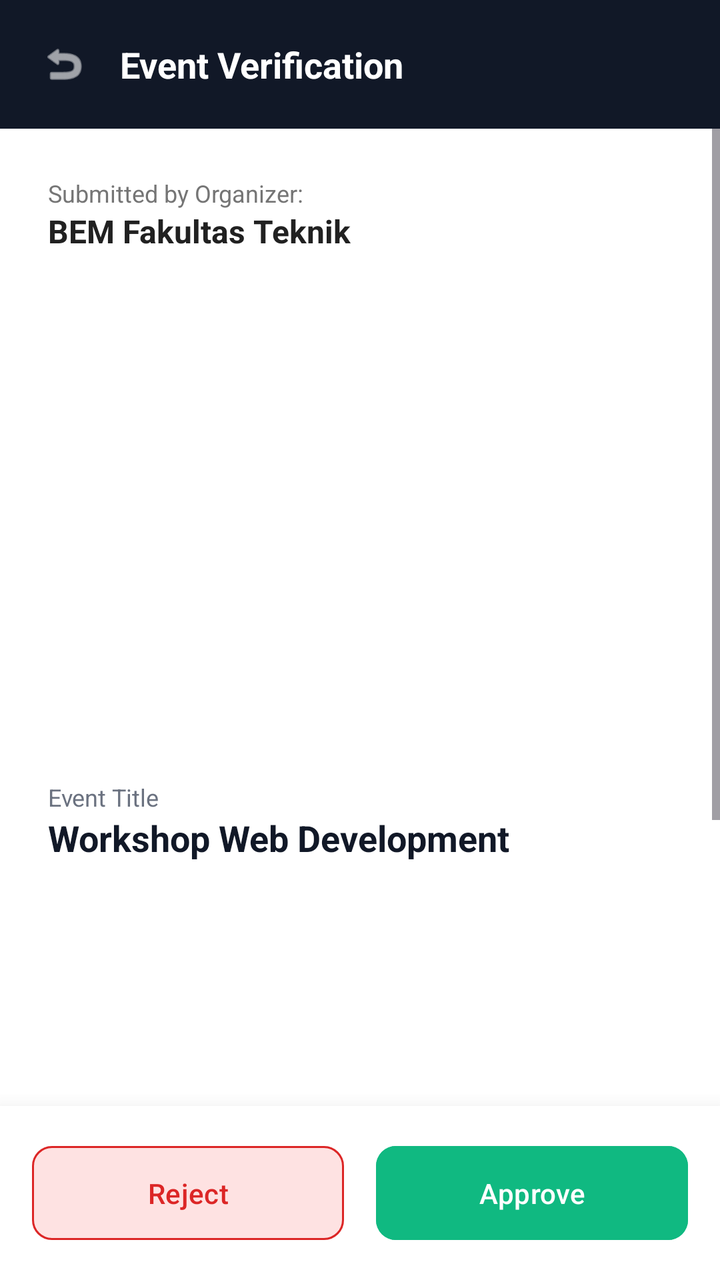
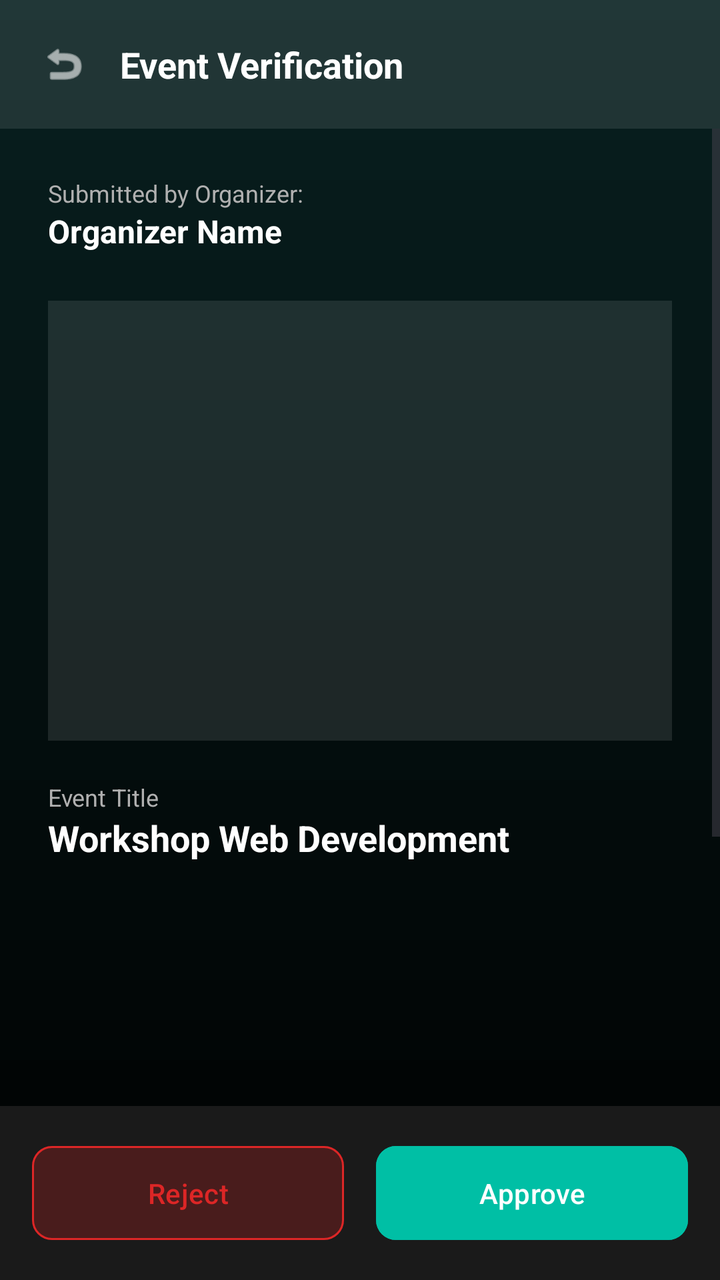

An Android layout rendered at two revisions. The XML below is the earlier revision; the diff shows what the commit changed to produce the second picture.
<!-- AndroidManifest.xml: application theme Theme.CampusConnectProject -->
<!-- res/layout/activity_verify_event.xml -->
<?xml version="1.0" encoding="utf-8"?>
<androidx.constraintlayout.widget.ConstraintLayout
    xmlns:android="http://schemas.android.com/apk/res/android"
    xmlns:app="http://schemas.android.com/apk/res-auto"
    android:layout_width="match_parent"
    android:layout_height="match_parent"
    android:background="@color/bg_utama">

    <LinearLayout
        android:id="@+id/headerVerify"
        android:layout_width="match_parent"
        android:layout_height="wrap_content"
        android:background="@color/bg_header_admin"
        android:orientation="horizontal"
        android:padding="20dp"
        android:gravity="center_vertical"
        app:layout_constraintTop_toTopOf="parent">

        <ImageView
            android:id="@+id/btnBackVerify"
            android:layout_width="24dp"
            android:layout_height="24dp"
            android:src="@android:drawable/ic_menu_revert"
            app:tint="@color/white" />

        <TextView
            android:layout_width="wrap_content"
            android:layout_height="wrap_content"
            android:layout_marginStart="16dp"
            android:text="Event Verification"
            android:textColor="#FFFFFF"
            android:textSize="18sp"
            android:textStyle="bold" />
    </LinearLayout>

    <ScrollView
        android:layout_width="match_parent"
        android:layout_height="0dp"
        app:layout_constraintTop_toBottomOf="@id/headerVerify"
        app:layout_constraintBottom_toTopOf="@id/bottomVerifyBar">

        <LinearLayout
            android:layout_width="match_parent"
            android:layout_height="wrap_content"
            android:orientation="vertical"
            android:padding="24dp">

            <TextView
                android:layout_width="wrap_content"
                android:layout_height="wrap_content"
                android:text="Submitted by Organizer:"
                android:textColor="@color/teks_sekunder"
                android:textSize="12sp" />
            <TextView
                android:id="@+id/tvVerifyOrganizer"
                android:layout_width="wrap_content"
                android:layout_height="wrap_content"
                android:text="BEM Fakultas Teknik"
                android:textColor="@color/teks_utama"
                android:textSize="16sp"
                android:textStyle="bold"
                android:layout_marginBottom="24dp"/>
            <ImageView
                android:id="@+id/imgVerifyPoster"
                android:layout_width="match_parent"
                android:layout_height="220dp"
                android:scaleType="centerCrop"
                android:layout_marginBottom="20dp"/>

            
            <TextView
                android:layout_width="wrap_content"
                android:layout_height="wrap_content"
                android:text="Event Title"
                android:textColor="#6B7280"
                android:textSize="12sp" />
            <TextView
                android:id="@+id/tvVerifyTitle"
                android:layout_width="wrap_content"
                android:layout_height="wrap_content"
                android:text="Workshop Web Development"
                android:textColor="#111827"
                android:textSize="18sp"
                android:textStyle="bold"
                android:layout_marginBottom="16dp"/>
            <TextView
                android:id="@+id/tvVerifyCategory"
                android:layout_width="wrap_content"
                android:layout_height="wrap_content"
                android:textColor="#6B7280"
                android:textSize="14sp"/>

            <TextView
                android:id="@+id/tvVerifyLocation"
                android:layout_width="wrap_content"
                android:layout_height="wrap_content"
                android:textColor="#6B7280"
                android:textSize="14sp"/>

            <TextView
                android:id="@+id/tvVerifyCapacity"
                android:layout_width="wrap_content"
                android:layout_height="wrap_content"
                android:textColor="#6B7280"
                android:textSize="14sp"
                android:layout_marginBottom="16dp"/>

            <TextView
                android:id="@+id/tvVerifyPrice"
                android:layout_width="wrap_content"
                android:layout_height="wrap_content"
                android:textColor="#6B7280"
                android:textSize="14sp"/>

            <TextView
                android:id="@+id/tvVerifyPaymentType"
                android:layout_width="wrap_content"
                android:layout_height="wrap_content"
                android:textColor="#6B7280"
                android:textSize="14sp"/>

            <TextView
                android:id="@+id/tvVerifyPaymentInfo"
                android:layout_width="match_parent"
                android:layout_height="wrap_content"
                android:textColor="#6B7280"
                android:textSize="14sp"
                android:layout_marginBottom="16dp"/>

            <TextView
                android:id="@+id/tvVerifyEventDate"
                android:layout_width="wrap_content"
                android:layout_height="wrap_content"
                android:layout_marginBottom="16dp"
                android:text="Start : -"
                android:textColor="#6B7280"
                android:textSize="14sp"/>

            <TextView
                android:layout_width="wrap_content"
                android:layout_height="wrap_content"
                android:text="Status"
                android:textColor="#6B7280"
                android:textSize="12sp" />

            <TextView
                android:id="@+id/tvVerifyStatus"
                android:layout_width="wrap_content"
                android:layout_height="wrap_content"
                android:layout_marginBottom="16dp"
                android:text="PENDING"
                android:textColor="#F59E0B"
                android:textSize="14sp"
                android:textStyle="bold" />

            <TextView
                android:layout_width="wrap_content"
                android:layout_height="wrap_content"
                android:text="Description Preview"
                android:textColor="#6B7280"
                android:textSize="12sp" />
            <TextView
                android:id="@+id/tvVerifyDesc"
                android:layout_width="match_parent"
                android:layout_height="wrap_content"
                android:text="Workshop ini ditujukan untuk pemula yang ingin belajar..."
                android:textColor="#111827"
                android:textSize="14sp" />
        </LinearLayout>
    </ScrollView>

    
    <LinearLayout
        android:id="@+id/bottomVerifyBar"
        android:layout_width="match_parent"
        android:layout_height="wrap_content"
        android:orientation="horizontal"
        android:padding="16dp"
        android:background="@color/bg_utama"
        android:elevation="16dp"
        app:layout_constraintBottom_toBottomOf="parent">

        <Button
            android:id="@+id/btnReject"
            android:layout_width="0dp"
            android:layout_height="55dp"
            android:layout_weight="1"
            android:layout_marginEnd="8dp"
            android:backgroundTint="@color/bg_tolak"
            android:text="Reject"
            android:textAllCaps="false"
            android:textColor="@color/teks_tolak"
            app:cornerRadius="10dp"
            app:strokeColor="@color/teks_tolak"
            app:strokeWidth="1dp" />

        <Button
            android:id="@+id/btnApprove"
            android:layout_width="0dp"
            android:layout_height="55dp"
            android:layout_weight="1"
            android:layout_marginStart="8dp"
            android:backgroundTint="@color/bg_terima"
            android:text="Approve"
            android:textAllCaps="false"
            android:textColor="@color/white"
            app:cornerRadius="10dp" />
    </LinearLayout>
</androidx.constraintlayout.widget.ConstraintLayout>
<!-- resources referenced by this layout -->
<resources>
  <color name="bg_header_admin">#111827</color>
  <color name="bg_terima">#10B981</color>
  <color name="bg_tolak">#FEE2E2</color>
  <color name="bg_utama">#FFFFFF</color>
  <color name="teks_sekunder">#757575</color>
  <color name="teks_tolak">#DC2626</color>
  <color name="teks_utama">#212121</color>
  <color name="white">#FFFFFFFF</color>
  <style name="Theme.CampusConnectProject" parent="Base.Theme.CampusConnectProject" />
  <style name="Base.Theme.CampusConnectProject" parent="Theme.Material3.DayNight.NoActionBar">
          <item name="android:forceDarkAllowed" tools:targetApi="q">false</item>
      </style>
</resources>

<!-- the commit's change to res/layout/activity_verify_event.xml (unified diff, before → after) -->
@@ -4,13 +4,13 @@
     xmlns:app="http://schemas.android.com/apk/res-auto"
     android:layout_width="match_parent"
     android:layout_height="match_parent"
-    android:background="@color/bg_utama">
+    android:background="@drawable/bg_main_gradient">
 
     <LinearLayout
         android:id="@+id/headerVerify"
         android:layout_width="match_parent"
         android:layout_height="wrap_content"
-        android:background="@color/bg_header_admin"
+        android:background="#1AFFFFFF"
         android:orientation="horizontal"
         android:padding="20dp"
         android:gravity="center_vertical"
@@ -49,14 +49,14 @@
                 android:layout_width="wrap_content"
                 android:layout_height="wrap_content"
                 android:text="Submitted by Organizer:"
-                android:textColor="@color/teks_sekunder"
+                android:textColor="#B0B0B0"
                 android:textSize="12sp" />
             <TextView
                 android:id="@+id/tvVerifyOrganizer"
                 android:layout_width="wrap_content"
                 android:layout_height="wrap_content"
-                android:text="BEM Fakultas Teknik"
-                android:textColor="@color/teks_utama"
+                android:text="Organizer Name"
+                android:textColor="@color/white"
                 android:textSize="16sp"
                 android:textStyle="bold"
                 android:layout_marginBottom="24dp"/>
@@ -65,43 +65,44 @@
                 android:layout_width="match_parent"
                 android:layout_height="220dp"
                 android:scaleType="centerCrop"
+                android:background="#1AFFFFFF"
                 android:layout_marginBottom="20dp"/>
 
-            
             <TextView
                 android:layout_width="wrap_content"
                 android:layout_height="wrap_content"
                 android:text="Event Title"
-                android:textColor="#6B7280"
+                android:textColor="#B0B0B0"
                 android:textSize="12sp" />
             <TextView
                 android:id="@+id/tvVerifyTitle"
                 android:layout_width="wrap_content"
                 android:layout_height="wrap_content"
                 android:text="Workshop Web Development"
-                android:textColor="#111827"
+                android:textColor="@color/white"
                 android:textSize="18sp"
                 android:textStyle="bold"
                 android:layout_marginBottom="16dp"/>
+
             <TextView
                 android:id="@+id/tvVerifyCategory"
                 android:layout_width="wrap_content"
                 android:layout_height="wrap_content"
-                android:textColor="#6B7280"
+                android:textColor="#CCFFFFFF"
                 android:textSize="14sp"/>
 
             <TextView
                 android:id="@+id/tvVerifyLocation"
                 android:layout_width="wrap_content"
                 android:layout_height="wrap_content"
-                android:textColor="#6B7280"
+                android:textColor="#CCFFFFFF"
                 android:textSize="14sp"/>
 
             <TextView
                 android:id="@+id/tvVerifyCapacity"
                 android:layout_width="wrap_content"
                 android:layout_height="wrap_content"
-                android:textColor="#6B7280"
+                android:textColor="#CCFFFFFF"
                 android:textSize="14sp"
                 android:layout_marginBottom="16dp"/>
 
@@ -109,21 +110,21 @@
                 android:id="@+id/tvVerifyPrice"
                 android:layout_width="wrap_content"
                 android:layout_height="wrap_content"
-                android:textColor="#6B7280"
+                android:textColor="#CCFFFFFF"
                 android:textSize="14sp"/>
 
             <TextView
                 android:id="@+id/tvVerifyPaymentType"
                 android:layout_width="wrap_content"
                 android:layout_height="wrap_content"
-                android:textColor="#6B7280"
+                android:textColor="#CCFFFFFF"
                 android:textSize="14sp"/>
 
             <TextView
                 android:id="@+id/tvVerifyPaymentInfo"
                 android:layout_width="match_parent"
                 android:layout_height="wrap_content"
-                android:textColor="#6B7280"
+                android:textColor="#CCFFFFFF"
                 android:textSize="14sp"
                 android:layout_marginBottom="16dp"/>
 
@@ -133,14 +134,14 @@
                 android:layout_height="wrap_content"
                 android:layout_marginBottom="16dp"
                 android:text="Start : -"
-                android:textColor="#6B7280"
+                android:textColor="#CCFFFFFF"
                 android:textSize="14sp"/>
 
             <TextView
                 android:layout_width="wrap_content"
                 android:layout_height="wrap_content"
                 android:text="Status"
-                android:textColor="#6B7280"
+                android:textColor="#B0B0B0"
                 android:textSize="12sp" />
 
             <TextView
@@ -157,27 +158,25 @@
                 android:layout_width="wrap_content"
                 android:layout_height="wrap_content"
                 android:text="Description Preview"
-                android:textColor="#6B7280"
+                android:textColor="#B0B0B0"
                 android:textSize="12sp" />
             <TextView
                 android:id="@+id/tvVerifyDesc"
                 android:layout_width="match_parent"
                 android:layout_height="wrap_content"
-                android:text="Workshop ini ditujukan untuk pemula yang ingin belajar..."
-                android:textColor="#111827"
+                android:text="Description..."
+                android:textColor="#CCFFFFFF"
                 android:textSize="14sp" />
         </LinearLayout>
     </ScrollView>
 
-    
     <LinearLayout
         android:id="@+id/bottomVerifyBar"
         android:layout_width="match_parent"
         android:layout_height="wrap_content"
         android:orientation="horizontal"
         android:padding="16dp"
-        android:background="@color/bg_utama"
-        android:elevation="16dp"
+        android:background="#1A1A1A"
         app:layout_constraintBottom_toBottomOf="parent">
 
         <Button
@@ -186,12 +185,12 @@
             android:layout_height="55dp"
             android:layout_weight="1"
             android:layout_marginEnd="8dp"
-            android:backgroundTint="@color/bg_tolak"
+            android:backgroundTint="#20DC2626"
             android:text="Reject"
             android:textAllCaps="false"
-            android:textColor="@color/teks_tolak"
+            android:textColor="#DC2626"
             app:cornerRadius="10dp"
-            app:strokeColor="@color/teks_tolak"
+            app:strokeColor="#DC2626"
             app:strokeWidth="1dp" />
 
         <Button
@@ -200,7 +199,7 @@
             android:layout_height="55dp"
             android:layout_weight="1"
             android:layout_marginStart="8dp"
-            android:backgroundTint="@color/bg_terima"
+            android:backgroundTint="#00BFA5"
             android:text="Approve"
             android:textAllCaps="false"
             android:textColor="@color/white"
<!-- resource entries referenced after the edit -->
@@ -1,16 +1,27 @@
 <!-- resources referenced by this layout -->
 <resources>
-  <color name="bg_header_admin">#111827</color>
-  <color name="bg_terima">#10B981</color>
-  <color name="bg_tolak">#FEE2E2</color>
-  <color name="bg_utama">#FFFFFF</color>
-  <color name="teks_sekunder">#757575</color>
-  <color name="teks_tolak">#DC2626</color>
-  <color name="teks_utama">#212121</color>
   <color name="white">#FFFFFFFF</color>
+  <!-- drawable bg_main_gradient (drawable) -->
+  <?xml version="1.0" encoding="utf-8"?>
+  <shape xmlns:android="http://schemas.android.com/apk/res/android"
+      android:shape="rectangle">
+      <gradient
+          android:angle="270"
+          android:endColor="@color/bg_gradient_end"
+          android:startColor="@color/bg_gradient_start"
+          android:type="linear" />
+  </shape>
   <style name="Theme.CampusConnectProject" parent="Base.Theme.CampusConnectProject" />
+  <color name="bg_gradient_end">#000000</color>
+  <color name="bg_gradient_start">#082020</color>
   <style name="Base.Theme.CampusConnectProject" parent="Theme.Material3.DayNight.NoActionBar">
+          
+          <item name="colorPrimary">@color/warna_primer</item>
+          <item name="android:statusBarColor">@color/bg_gradient_start</item>
+          <item name="android:navigationBarColor">@color/bg_gradient_end</item>
+          <item name="android:windowBackground">@drawable/bg_main_gradient</item>
           <item name="android:forceDarkAllowed" tools:targetApi="q">false</item>
       </style>
+  <color name="warna_primer">#00BFA5</color>
 </resources>
 
